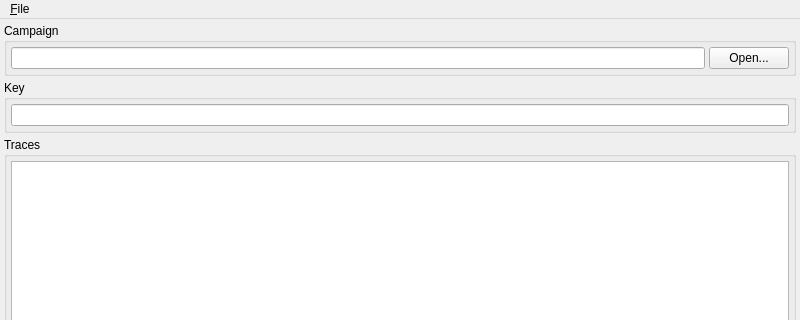
This is Cryptuino/GUI/forms/WMainWindow.ui in CaSchmidt/Cryptuino as Qt 5 draws it before an edit; both pictures show x 0 to 800 and y 0 to 320 of the 800 by 600 pixel window. The edited form follows.
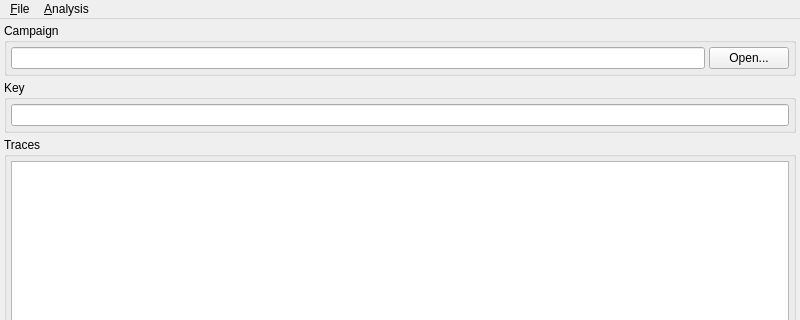
This is the edited form. Custom widgets are drawn as their Qt base class.

Commit message: Begin dialog with analysis options.

The edit to the form file:
```diff
--- a/Cryptuino/GUI/forms/WMainWindow.ui
+++ b/Cryptuino/GUI/forms/WMainWindow.ui
@@ -161,7 +161,14 @@
     <addaction name="separator"/>
     <addaction name="quitAction"/>
    </widget>
+   <widget class="QMenu" name="menu_Analysis">
+    <property name="title">
+     <string>&amp;Analysis</string>
+    </property>
+    <addaction name="runAnalysisAction"/>
+   </widget>
    <addaction name="menu_File"/>
+   <addaction name="menu_Analysis"/>
   </widget>
   <widget class="QStatusBar" name="statusbar"/>
   <widget class="QDockWidget" name="dockWidget">
```
Left out of the diff: 8 changed lines with no effect on the pictures. The commit also changes 3 other files.
